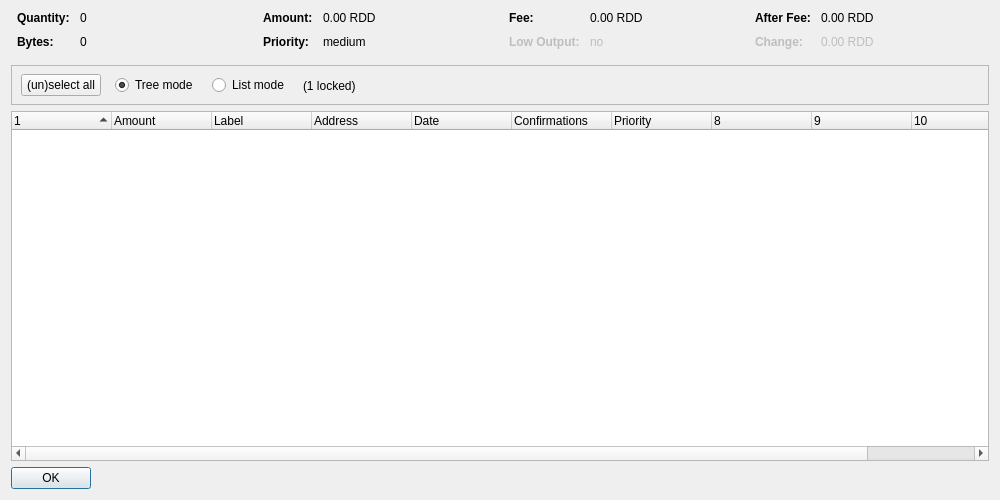
Above: src/qt/forms/coincontroldialog.ui from zarGonnn/reddcoin before the change. Below: the same form after it.
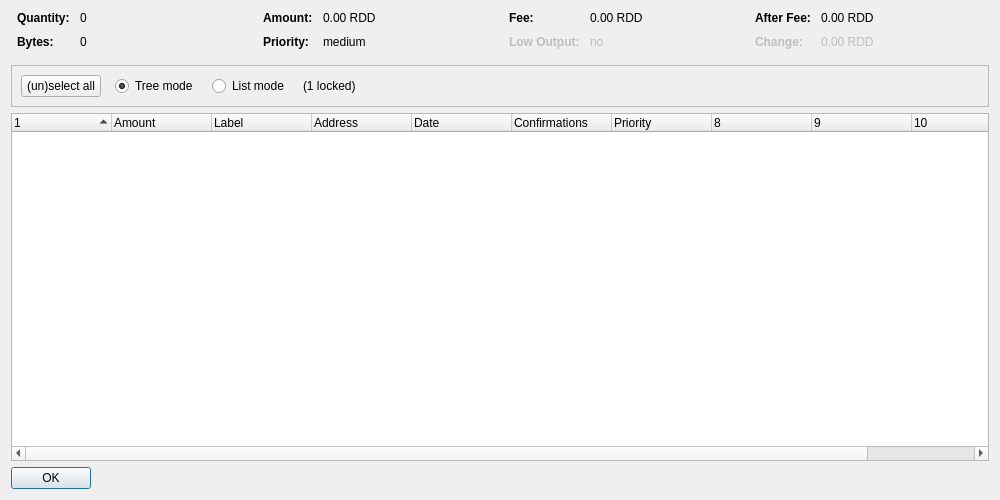
That is the form after the change. Custom widgets are drawn as their Qt base class.

Commit message:
[Qt] small .ui cleanup for optionsdialog and coincontrol
Conflicts:
	src/qt/forms/optionsdialog.ui

Patch:
```diff
--- a/src/qt/forms/coincontroldialog.ui
+++ b/src/qt/forms/coincontroldialog.ui
@@ -346,15 +346,8 @@
      <property name="frameShadow">
       <enum>QFrame::Sunken</enum>
      </property>
-     <widget class="QWidget" name="horizontalLayoutWidget">
-      <property name="geometry">
-       <rect>
-        <x>10</x>
-        <y>0</y>
-        <width>781</width>
-        <height>41</height>
-       </rect>
-      </property>
+     <layout class="QHBoxLayout" name="horizontalLayout">
+      <item>
       <layout class="QHBoxLayout" name="horizontalLayoutPanel" stretch="0,0,0,0,0">
        <property name="spacing">
         <number>14</number>
@@ -422,7 +415,8 @@
         </spacer>
        </item>
       </layout>
-     </widget>
+      </item>
+     </layout>
     </widget>
    </item>
    <item>
```
Lines whose indentation alone changed are shown as unchanged. The commit also changes 1 other file.
